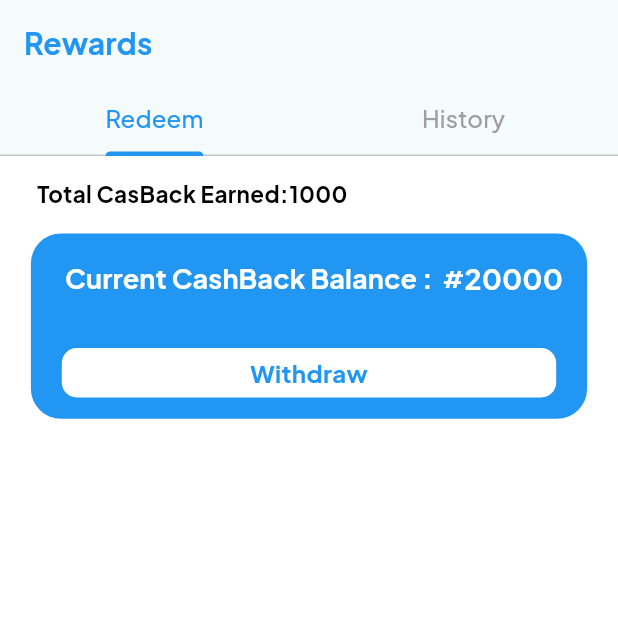
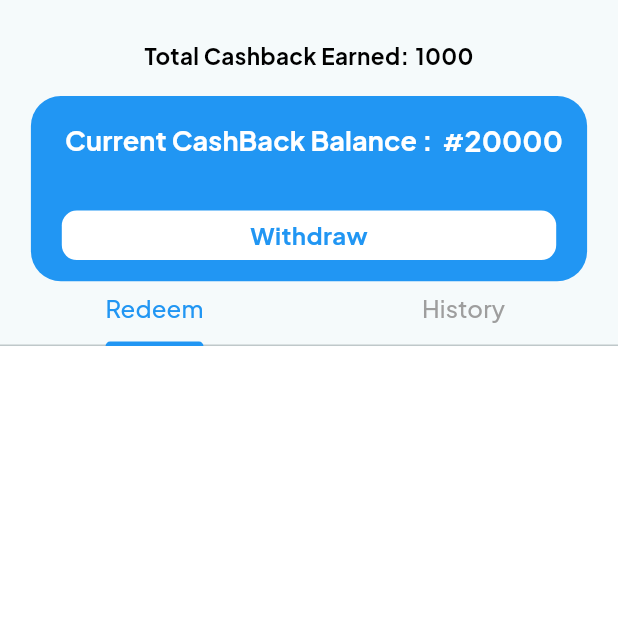
Before and after one commit to ThatLinuxGuyYouKnow/Rewards, a Flutter app: the screen it shows after launch, on a phone screen of 412 x 824 dp, the top half of it. Run offline on Flutter 3.47's test engine with Material 3 defaults, Android fonts, the phone set to English and light mode, and no system bars; our stand-ins replace google_fonts.

Commit message:
refactored main screen, repositioned main widget

```diff
--- a/lib/Tabs/historyTab.dart
+++ b/lib/Tabs/historyTab.dart
@@ -1,6 +1,7 @@
 import 'dart:convert';
+
+import 'package:balancee_rewards/Enums/cashBackType.dart';
 import 'package:balancee_rewards/ReusableWidgets/HistoryFilterButtons.dart';
-import 'package:balancee_rewards/ReusableWidgets/text.dart';
 import 'package:flutter/material.dart';
 import 'package:flutter/services.dart' show rootBundle;
 import 'package:balancee_rewards/Tiles/cashHistoryTiles.dart';
@@ -35,10 +36,11 @@ class _HistoryTabState extends State<HistoryTab> {
   Widget build(BuildContext context) {
     double screenWidth = MediaQuery.of(context).size.width;
     double screenHeight = MediaQuery.of(context).size.height;
-    return SingleChildScrollView(
+    return Container(
+      color: Color.fromARGB(255, 242, 245, 247),
+      child: SingleChildScrollView(
         child: Column(
           children: [
-          SizedBox(height: screenHeight * .22),
             Padding(
               padding: EdgeInsets.symmetric(vertical: screenHeight * .01),
               child: Padding(
@@ -71,6 +73,7 @@ class _HistoryTabState extends State<HistoryTab> {
             }).toList(),
           ],
         ),
+      ),
     );
   }
 }
--- a/lib/mainRewardsScreen.dart
+++ b/lib/mainRewardsScreen.dart
@@ -1,10 +1,9 @@
-import 'package:balancee_rewards/Tiles/redeemBalanceTabPage.dart';
+import 'package:flutter/material.dart';
+import 'package:google_fonts/google_fonts.dart';
+import 'package:balancee_rewards/Tabs/historyTab.dart';
+import 'package:balancee_rewards/Tabs/rewardsTab.dart';
 import 'package:balancee_rewards/Tiles/rewardBalanceTiles.dart';
 import 'package:balancee_rewards/ReusableWidgets/text.dart';
-import 'package:balancee_rewards/Tabs/historyTab.dart';
-import 'package:balancee_rewards/Tabs/rewardsTab.dart';
-import 'package:flutter/material.dart';
-import 'package:google_fonts/google_fonts.dart';
 
 class MainRewardsScreen extends StatelessWidget {
   @override
@@ -21,14 +20,51 @@ class MainRewardsScreen extends StatelessWidget {
           length: 2, // Number of tabs
           child: Scaffold(
             backgroundColor: Colors.white,
-            appBar: AppBar(
-              title: Text(
-                'Rewards',
+            body: NestedScrollView(
+              headerSliverBuilder:
+                  (BuildContext context, bool innerBoxIsScrolled) {
+                return <Widget>[
+                  SliverAppBar(
+                    pinned: true, // Keeps the TabBar pinned at the top
+                    floating: false,
+                    expandedHeight:
+                        screenHeight * 0.28, // Adjust height for header
+                    flexibleSpace: FlexibleSpaceBar(
+                      background: Padding(
+                        padding: const EdgeInsets.only(top: 10),
+                        child: Column(
+                          crossAxisAlignment: CrossAxisAlignment.center,
+                          children: [
+                            SizedBox(height: screenHeight * 0.02),
+                            Row(
+                              mainAxisAlignment: MainAxisAlignment.center,
+                              children: [
+                                Text(
+                                  'Total Cashback Earned:',
                                   style: GoogleFonts.plusJakartaSans(
-                    color: Colors.blue,
+                                    color: Colors.black,
+                                    fontSize: 15,
                                     fontWeight: FontWeight.bold,
-                    fontSize: 20,
-                    letterSpacing: 0.1),
+                                  ),
+                                ),
+                                SizedBox(width: screenWidth * 0.01),
+                                Text(
+                                  '1000',
+                                  style: GoogleFonts.plusJakartaSans(
+                                    color: Colors.black,
+                                    fontSize: 15,
+                                    fontWeight: FontWeight.bold,
+                                  ),
+                                ),
+                              ],
+                            ),
+                            SizedBox(height: screenHeight * 0.02),
+                            RewardBalanceTab(
+                              cashbackBalance: '20000', // Pass balance here
+                            ),
+                          ],
+                        ),
+                      ),
                     ),
                     bottom: TabBar(
                       indicatorColor: Colors.blue,
@@ -40,67 +76,14 @@ class MainRewardsScreen extends StatelessWidget {
                       ],
                     ),
                   ),
-            body: Stack(
+                ];
+              },
+              body: TabBarView(
                 children: [
-                TabBarView(
-                  children: [
-                    Column(
-                      children: [
-                        SizedBox(
-                          height: screenHeight * 0.12,
-                        ),
-                        RedeemTab(),
-                      ],
-                    ), // Placeholder for Redeem tab content
+                  RedeemTab(), // Placeholder for Redeem tab content
                   HistoryTab(), // Placeholder for History tab content
                 ],
               ),
-                Positioned(
-                  top: 10,
-                  left: 0,
-                  right: 0,
-                  child: Column(
-                    children: [
-                      SizedBox(height: screenHeight * 0.005),
-                      Row(
-                        children: [
-                          SizedBox(
-                            width: screenWidth * 0.06,
-                          ),
-                          Text(
-                            'Total CasBack Earned:',
-                            style: GoogleFonts.plusJakartaSans(
-                              color: Colors.black,
-                              fontSize: 15,
-                              fontWeight: FontWeight.bold,
-                            ),
-                          ),
-                          SizedBox(
-                            width: screenWidth * 0.001,
-                          ),
-                          Text(
-                            '1000',
-                            style: GoogleFonts.plusJakartaSans(
-                              color: Colors.black,
-                              fontSize: 15,
-                              fontWeight: FontWeight.bold,
-                            ),
-                          )
-                        ],
-                      ),
-                      SizedBox(height: screenHeight * .02),
-                      Row(
-                        mainAxisAlignment: MainAxisAlignment.center,
-                        children: [
-                          RewardBalanceTab(
-                            cashbackBalance: '20000',
-                          ),
-                        ],
-                      ),
-                    ],
-                  ),
-                ),
-              ],
             ),
           ),
         ),
```
Lines whose indentation alone changed are shown as unchanged.
